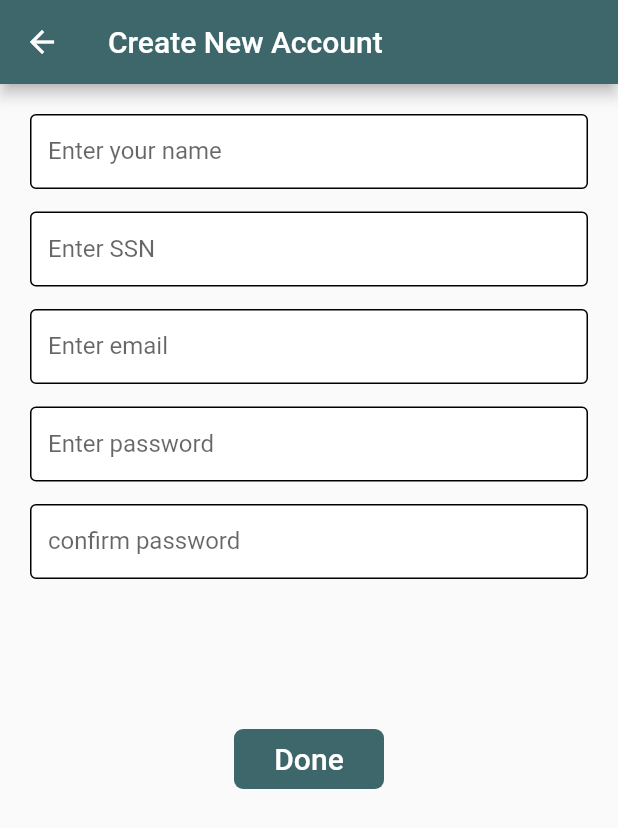
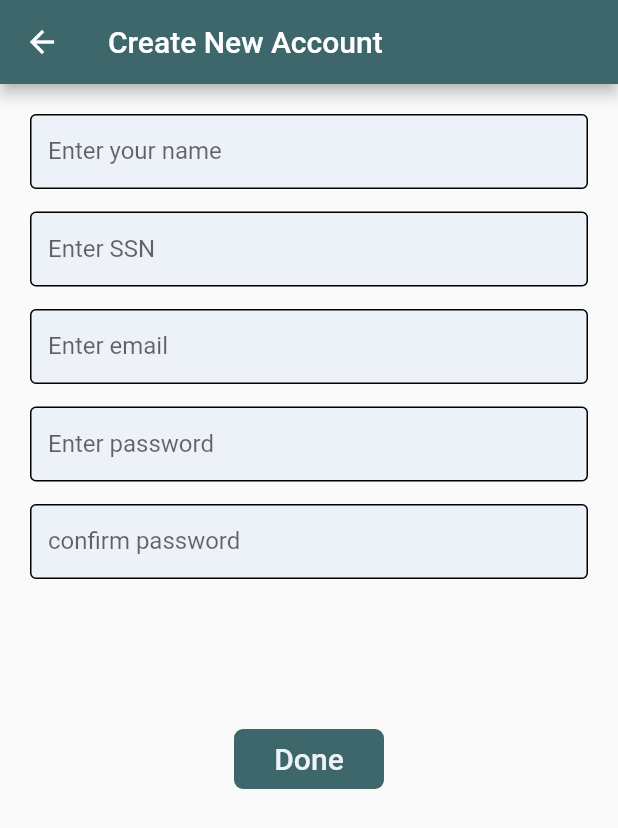
Before and after one commit to Mernamohamed44/airlineResrvation, a Flutter app: the screen it shows after launch, after a tap on "Create new account", on a phone screen of 412 x 824 dp. Shown: the top 828 px of the screen. Run offline on Flutter 3.47's test engine with Material 2 defaults, Android fonts, the phone set to English and light mode, and no system bars; our stand-ins replace firebase_core; accounts and stored records are empty; network calls fail.

Commit message:
some updates

```diff
--- /dev/null
+++ b/lib/colors.dart
@@ -0,0 +1,5 @@
+import 'package:flutter/material.dart';
+
+Color white = const Color.fromRGBO(237, 242, 249, 1);
+Color lightBlue = const Color.fromRGBO(196, 230, 251, 1); //light blue
+Color darkBlue = const Color.fromRGBO(61, 103, 107, 1); // dark blue
--- a/lib/screens/login.dart
+++ b/lib/screens/login.dart
@@ -1,8 +1,5 @@
-
-
 import 'package:flutter/material.dart';
-
-
+import 'package:zeft/colors.dart';
 import '../firebase/auth.dart';
 import 'airline_reservation.dart';
 import 'new_account.dart';
@@ -14,12 +11,9 @@ class Login extends StatefulWidget {
   _LoginState createState() => _LoginState();
 }
 
-Color c = const Color.fromRGBO(196, 230, 251, 1);
-Color cb = const Color.fromRGBO(61, 103, 107, 1);
-
 gotoAirlineReservation(BuildContext ctx) {
   Navigator.of(ctx).pushReplacement(MaterialPageRoute(builder: (_) {
-    return AirlineReservation();
+    return const AirlineReservation();
   }));
 }
 
@@ -27,12 +21,11 @@ class _LoginState extends State<Login> {
   TextEditingController emailController = TextEditingController();
   TextEditingController passwordController = TextEditingController();
 
-
   @override
   Widget build(BuildContext context) {
     return Scaffold(
       //C5E7FC
-      backgroundColor: c,
+      backgroundColor: lightBlue,
       body: SafeArea(
         child: Center(
           child: SingleChildScrollView(
@@ -61,13 +54,13 @@ class _LoginState extends State<Login> {
                         }
                         return null;
                       },
-                      decoration: const InputDecoration(
-                        label: Text('Enter Email'),
-                        fillColor: Colors.white,
+                      decoration: InputDecoration(
+                        label: const Text('Enter Email'),
+                        fillColor: white,
                         filled: true,
                         enabledBorder:
-                            OutlineInputBorder(borderSide: BorderSide()),
-                        focusedBorder: OutlineInputBorder(
+                            const OutlineInputBorder(borderSide: BorderSide()),
+                        focusedBorder: const OutlineInputBorder(
                             borderSide: BorderSide(width: 1)),
                       ),
                     ),
@@ -89,13 +82,13 @@ class _LoginState extends State<Login> {
                         return null;
                       },
                       obscureText: true,
-                      decoration: const InputDecoration(
-                        label: Text('Enter password'),
-                        fillColor: Colors.white,
+                      decoration: InputDecoration(
+                        label: const Text('Enter password'),
+                        fillColor: white,
                         filled: true,
                         enabledBorder:
-                            OutlineInputBorder(borderSide: BorderSide()),
-                        focusedBorder: OutlineInputBorder(
+                            const OutlineInputBorder(borderSide: BorderSide()),
+                        focusedBorder: const OutlineInputBorder(
                             borderSide: BorderSide(width: 1)),
                       ),
                     ),
@@ -108,22 +101,24 @@ class _LoginState extends State<Login> {
                     height: 40,
                     width: 100,
                     decoration: BoxDecoration(
-                      color: cb,
+                      color: darkBlue,
                       borderRadius: const BorderRadius.all(
                         Radius.circular(6),
                       ),
                     ),
                     child: TextButton(
                       onPressed: () {
-                        Auth().signIn(emailController.text,passwordController.text).
-                        then((value) => Navigator.pushReplacement(context,MaterialPageRoute(builder: (_){
-                          return AirlineReservation();
-                        }
-                        )));
+                        Auth()
+                            .signIn(
+                                emailController.text, passwordController.text)
+                            .then((value) => Navigator.pushReplacement(context,
+                                    MaterialPageRoute(builder: (_) {
+                                  return const AirlineReservation();
+                                })));
                       },
-                      child: const Text(
+                      child: Text(
                         'Login',
-                        style: TextStyle(color: Colors.white, fontSize: 20),
+                        style: TextStyle(color: white, fontSize: 20),
                       ),
                     )),
                 const SizedBox(
@@ -139,7 +134,7 @@ class _LoginState extends State<Login> {
                   )),
                   onTap: () {
                     Navigator.of(context).push(MaterialPageRoute(builder: (_) {
-                      return NewAccount();
+                      return const NewAccount();
                     }));
                   },
                 ),
--- a/lib/screens/new_account.dart
+++ b/lib/screens/new_account.dart
@@ -1,38 +1,38 @@
-
 import 'package:flutter/material.dart';
-
-
-
+import 'package:zeft/colors.dart';
 import '../firebase/auth.dart';
 import '../widgets/screen_textfield.dart';
 import 'login.dart';
 
-
 // ignore: must_be_immutable
 class NewAccount extends StatelessWidget {
-  Color c = const Color.fromRGBO(196, 230, 251, 1);
-  Color cb = const Color.fromRGBO(61, 103, 107, 1);
+  const NewAccount({Key? key}) : super(key: key);
 
   @override
   Widget build(BuildContext context) {
     TextEditingController emailController = TextEditingController();
     TextEditingController passwordController = TextEditingController();
-    void showDialogError( String message){
-      showDialog(context: context,
-          builder: (ctx)=>AlertDialog(
-            title: const Text('An Error Occurred'),
-            content: Text(message),
-            actions: [
-              TextButton(onPressed: (){
-                Navigator.of(ctx).pop();}, child: const Text('OK'))
-            ],
-          )
-      );
+
+    void showDialogError(String message) {
+      showDialog(
+          context: context,
+          builder: (ctx) => AlertDialog(
+                title: const Text('An Error Occurred'),
+                content: Text(message),
+                actions: [
+                  TextButton(
+                      onPressed: () {
+                        Navigator.of(ctx).pop();
+                      },
+                      child: const Text('OK'))
+                ],
+              ));
     }
+
     return Scaffold(
       appBar: AppBar(
         title: const Text('Create New Account'),
-        backgroundColor: cb,
+        backgroundColor: darkBlue,
       ),
       body: SingleChildScrollView(
         child: Padding(
@@ -58,13 +58,14 @@ class NewAccount extends StatelessWidget {
                       return null;
                     }
                   },
-                  decoration: const InputDecoration(
-                    label: Text('Enter email'),
-                    fillColor: Colors.white,
+                  decoration: InputDecoration(
+                    label: const Text('Enter email'),
+                    fillColor: white,
                     filled: true,
-                    enabledBorder: OutlineInputBorder(borderSide: BorderSide()),
-                    focusedBorder:
-                        OutlineInputBorder(borderSide: BorderSide(width: 1)),
+                    enabledBorder:
+                        const OutlineInputBorder(borderSide: BorderSide()),
+                    focusedBorder: const OutlineInputBorder(
+                        borderSide: BorderSide(width: 1)),
                   ),
                 ),
               ),
@@ -83,13 +84,14 @@ class NewAccount extends StatelessWidget {
                     }
                   },
                   obscureText: true,
-                  decoration: const InputDecoration(
-                    label: Text('Enter password'),
-                    fillColor: Colors.white,
+                  decoration: InputDecoration(
+                    label: const Text('Enter password'),
+                    fillColor: white,
                     filled: true,
-                    enabledBorder: OutlineInputBorder(borderSide: BorderSide()),
-                    focusedBorder:
-                        OutlineInputBorder(borderSide: BorderSide(width: 1)),
+                    enabledBorder:
+                        const OutlineInputBorder(borderSide: BorderSide()),
+                    focusedBorder: const OutlineInputBorder(
+                        borderSide: BorderSide(width: 1)),
                   ),
                 ),
               ),
@@ -108,13 +110,14 @@ class NewAccount extends StatelessWidget {
                     }
                   },
                   obscureText: true,
-                  decoration: const InputDecoration(
-                    label: Text('confirm password'),
-                    fillColor: Colors.white,
+                  decoration: InputDecoration(
+                    label: const Text('confirm password'),
+                    fillColor: white,
                     filled: true,
-                    enabledBorder: OutlineInputBorder(borderSide: BorderSide()),
-                    focusedBorder:
-                        OutlineInputBorder(borderSide: BorderSide(width: 1)),
+                    enabledBorder:
+                        const OutlineInputBorder(borderSide: BorderSide()),
+                    focusedBorder: const OutlineInputBorder(
+                        borderSide: BorderSide(width: 1)),
                   ),
                 ),
               ),
@@ -123,7 +126,7 @@ class NewAccount extends StatelessWidget {
               ),
               Container(
                   decoration: BoxDecoration(
-                    color: cb,
+                    color: darkBlue,
                     borderRadius: const BorderRadius.all(
                       Radius.circular(6),
                     ),
@@ -132,26 +135,37 @@ class NewAccount extends StatelessWidget {
                   width: 100,
                   child: TextButton(
                     onPressed: () async {
-                      try{
-                         await Auth().signUp(emailController.text,passwordController.text).
-                         then((value) => Navigator.pushReplacement(context,MaterialPageRoute(builder: (_){
-                           return Login();
-                         }
-                         )));
-                      }
-                      catch(error ){
-                        var errorMessage='Authentication failed';
-                        if(error.toString().contains('EMAIl_EXISTS')){errorMessage='This email address is already use';}
-                        else if(error.toString().contains('INVALID_EMAIL')){errorMessage='This is not email address ';}
-                        else if(error.toString().contains('WEAK_PASSWORD')){errorMessage='This password is too weak ';}
-                        else if(error.toString().contains('EMAIL_NOT_FOUND')){errorMessage='Can not find user with this email ';}
-                        else if(error.toString().contains('INVALID_PASSWORD')){errorMessage='Invalid password ';}
+                      try {
+                        await Auth()
+                            .signUp(
+                                emailController.text, passwordController.text)
+                            .then((value) => Navigator.pushReplacement(context,
+                                    MaterialPageRoute(builder: (_) {
+                                  return const Login();
+                                })));
+                      } catch (error) {
+                        var errorMessage = 'Authentication failed';
+                        if (error.toString().contains('EMAIl_EXISTS')) {
+                          errorMessage = 'This email address is already use';
+                        } else if (error.toString().contains('INVALID_EMAIL')) {
+                          errorMessage = 'This is not email address ';
+                        } else if (error.toString().contains('WEAK_PASSWORD')) {
+                          errorMessage = 'This password is too weak ';
+                        } else if (error
+                            .toString()
+                            .contains('EMAIL_NOT_FOUND')) {
+                          errorMessage = 'Can not find user with this email ';
+                        } else if (error
+                            .toString()
+                            .contains('INVALID_PASSWORD')) {
+                          errorMessage = 'Invalid password ';
+                        }
                         showDialogError(errorMessage);
                       }
                     },
-                    child: const Text(
+                    child: Text(
                       'Done',
-                      style: TextStyle(color: Colors.white, fontSize: 20),
+                      style: TextStyle(color: white, fontSize: 20),
                     ),
                   ))
             ],
--- a/lib/widgets/screen_textfield.dart
+++ b/lib/widgets/screen_textfield.dart
@@ -1,4 +1,5 @@
 import 'package:flutter/material.dart';
+import 'package:zeft/colors.dart';
 
 class ScreenTextField extends StatefulWidget {
   final String labelText;
@@ -17,7 +18,7 @@ class _ScreenTextFieldState extends State<ScreenTextField> {
       child: TextField(
         decoration: InputDecoration(
           label: Text(widget.labelText),
-          fillColor: Colors.white,
+          fillColor: white,
           filled: true,
           enabledBorder: const OutlineInputBorder(borderSide: BorderSide()),
           focusedBorder:
```
Also changed, not shown: lib/main.dart (+10 -8 lines), lib/screens/airline_reservation.dart (+20 -44 lines), lib/screens/ava_flight.dart (+17 -54 lines), lib/screens/booking.dart (+7 -14 lines), lib/screens/check_flight.dart (+4 -6 lines), lib/screens/personal_info.dart (+6 -16 lines), lib/screens/ticket_info.dart (+8 -10 lines), lib/widgets/ava_card.dart (added, +58 -0 lines), lib/widgets/screen_button.dart (added, +31 -0 lines), 1 other file.
